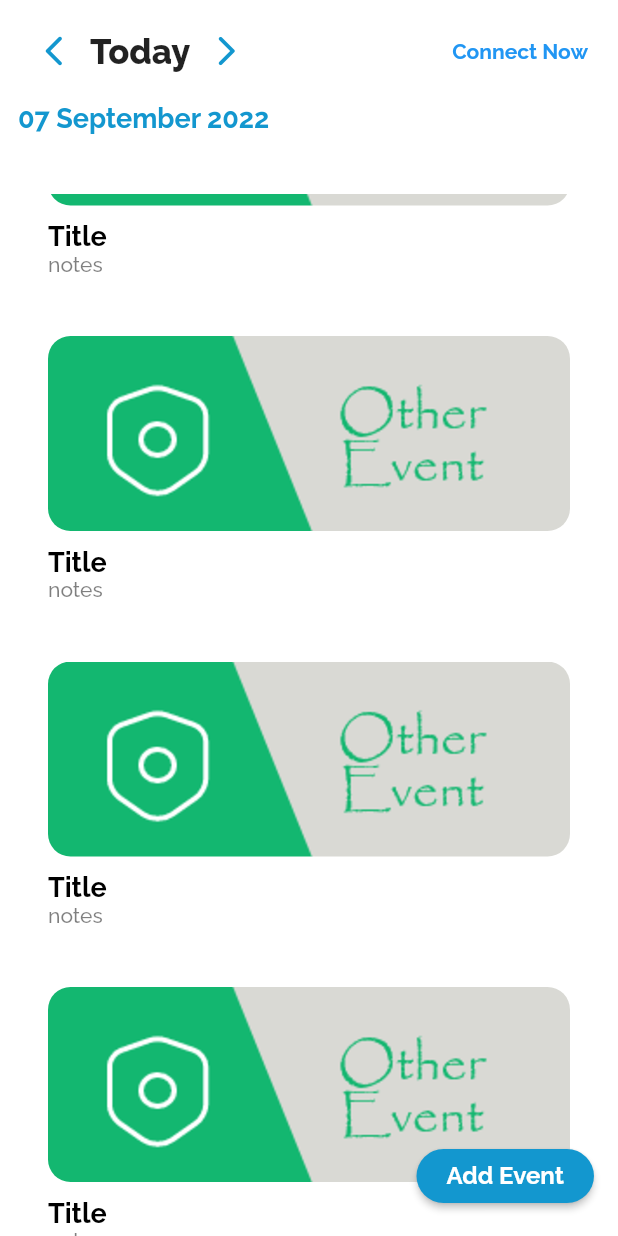
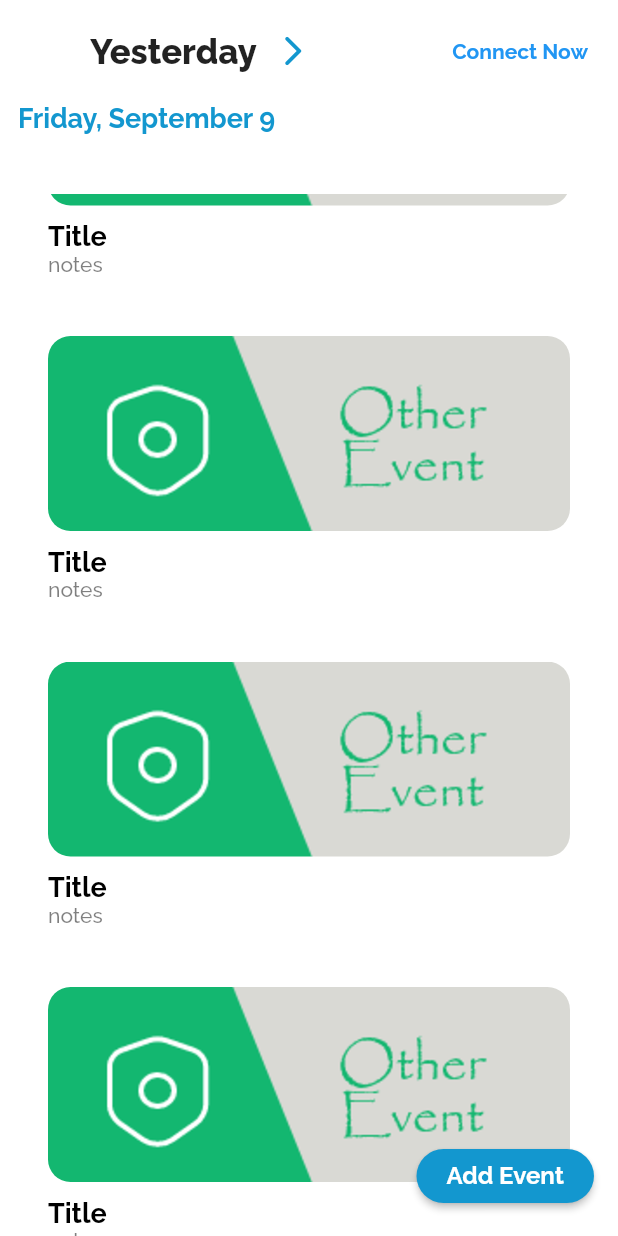
Before and after one commit to jibinkj-07/Notify, a Flutter app: the HomeScreen screen opened by its route, scrolled down 576 dp, after a tap on the "arrow back ios new" icon, on a phone screen of 412 x 824 dp. Run offline on Flutter 3.47's test engine with Material 2 defaults, Android fonts, the light colour scheme and no system bars; our stand-ins replace bloc, email_validator, firebase_auth, firebase_core, flutter_bloc, flutter_svg and 6 more; accounts and stored records are empty.

Commit message:
Implemented date cubit

```diff
--- /dev/null
+++ b/lib/logic/cubit/date_cubit.dart
@@ -0,0 +1,49 @@
+import 'package:bloc/bloc.dart';
+import 'package:meta/meta.dart';
+
+part 'date_state.dart';
+
+class DateCubit extends Cubit<DateState> {
+  DateCubit() : super(DateInitial());
+
+  bool isToday = false;
+  final todayDate = DateTime.now();
+
+  //date difference calculation function
+  int calculateDifference(DateTime date) {
+    DateTime now = DateTime.now();
+    return DateTime(date.year, date.month, date.day)
+        .difference(DateTime(now.year, now.month, now.day))
+        .inDays;
+  }
+
+  void nextDay() {
+    String day = "Tomorrow";
+    final diff = calculateDifference(state.dateTime);
+    if (diff == 1 || diff == -1) {
+      day = 'Today';
+    }
+    emit(
+      DateState(
+          dateTime: state.dateTime.add(
+            const Duration(days: 1),
+          ),
+          day: day),
+    );
+  }
+
+  void prevDay() {
+    String day = "Yesterday";
+    final diff = calculateDifference(state.dateTime);
+    if (diff == 1 || diff == -1) {
+      day = 'Today';
+    }
+    emit(
+      DateState(
+          dateTime: state.dateTime.subtract(
+            const Duration(days: 1),
+          ),
+          day: day),
+    );
+  }
+}
--- /dev/null
+++ b/lib/logic/cubit/date_state.dart
@@ -0,0 +1,11 @@
+part of 'date_cubit.dart';
+
+class DateState {
+  final DateTime dateTime;
+  final String day;
+  DateState({required this.dateTime, required this.day});
+}
+
+class DateInitial extends DateState {
+  DateInitial() : super(dateTime: DateTime.now(), day: 'Today');
+}
--- a/lib/presentation/screens/home_screen.dart
+++ b/lib/presentation/screens/home_screen.dart
@@ -4,8 +4,10 @@ import 'package:flutter/material.dart';
 import 'package:flutter_bloc/flutter_bloc.dart';
 import 'package:flutter_svg/flutter_svg.dart';
 import 'package:iconsax/iconsax.dart';
+import 'package:intl/intl.dart';
 import 'package:mynotify/constants/app_colors.dart';
 import 'package:mynotify/logic/cubit/authentication_cubit.dart';
+import 'package:mynotify/logic/cubit/date_cubit.dart';
 import 'package:mynotify/presentation/screens/add_event_screen.dart';
 import 'package:mynotify/presentation/screens/user_profile_screen.dart';
 import 'package:mynotify/presentation/widgets/homescreen/event_list_item.dart';
@@ -15,6 +17,7 @@ import 'package:flutter_svg_provider/flutter_svg_provider.dart';
 class HomeScreen extends StatelessWidget {
   const HomeScreen({Key? key}) : super(key: key);
 
+//main
   @override
   Widget build(BuildContext context) {
     return Scaffold(
@@ -30,30 +33,46 @@ class HomeScreen extends StatelessWidget {
               Row(
                 mainAxisAlignment: MainAxisAlignment.spaceBetween,
                 children: [
-                  Row(
+                  BlocBuilder<DateCubit, DateState>(
+                    builder: (context, state) {
+                      return Row(
                         children: [
                           IconButton(
-                        onPressed: () {},
+                            onPressed: state.day == 'Yesterday'
+                                ? null
+                                : () {
+                                    context.read<DateCubit>().prevDay();
+                                  },
                             icon: Icon(
                               Icons.arrow_back_ios_new_rounded,
-                          color: AppColors().primaryColor,
+                              color: state.day == 'Yesterday'
+                                  ? Colors.transparent
+                                  : AppColors().primaryColor,
                             ),
                             splashRadius: 20,
                           ),
-                      const Text(
-                        'Today',
-                        style: TextStyle(
+                          Text(
+                            state.day,
+                            style: const TextStyle(
                                 fontSize: 23, fontWeight: FontWeight.w900),
                           ),
                           IconButton(
-                        onPressed: () {},
+                            onPressed: state.day == 'Tomorrow'
+                                ? null
+                                : () {
+                                    context.read<DateCubit>().nextDay();
+                                  },
                             icon: Icon(
                               Icons.arrow_forward_ios_rounded,
-                          color: AppColors().primaryColor,
+                              color: state.day == 'Tomorrow'
+                                  ? Colors.transparent
+                                  : AppColors().primaryColor,
                             ),
                             splashRadius: 20,
                           ),
                         ],
+                      );
+                    },
                   ),
                   //right part
 
@@ -105,12 +124,16 @@ class HomeScreen extends StatelessWidget {
               Row(
                 mainAxisAlignment: MainAxisAlignment.spaceBetween,
                 children: [
-                  Text(
-                    '07 September 2022',
+                  BlocBuilder<DateCubit, DateState>(
+                    builder: (context, state) {
+                      return Text(
+                        DateFormat.MMMMEEEEd().format(state.dateTime),
                         style: TextStyle(
                             fontSize: 18,
                             fontWeight: FontWeight.w700,
                             color: AppColors().primaryColor),
+                      );
+                    },
                   ),
 
                   //bloc builder for rendering cloud icon
--- a/pubspec.yaml
+++ b/pubspec.yaml
@@ -46,6 +46,7 @@ dependencies:
   firebase_auth:
   firebase_core:
   top_snackbar_flutter: ^2.1.1
+  intl: ^0.17.0
 
 dev_dependencies:
   flutter_test:
```
Also changed, not shown: lib/main.dart (+15 -6 lines), lib/presentation/screens/user_profile_screen.dart (+84 -4 lines), lib/presentation/widgets/auth/auth_form.dart (+23 -3 lines), pubspec.lock. Lines whose indentation alone changed are shown as unchanged.
